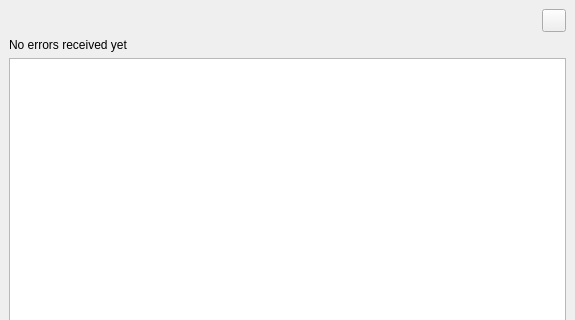
Above: src/quality_result_gui/ui/quality_errors_dock.ui from nlsfi/quality-result-gui before the change; both pictures show x 0 to 575 and y 0 to 320 of the 575 by 743 pixel window. Below: the same form after it.
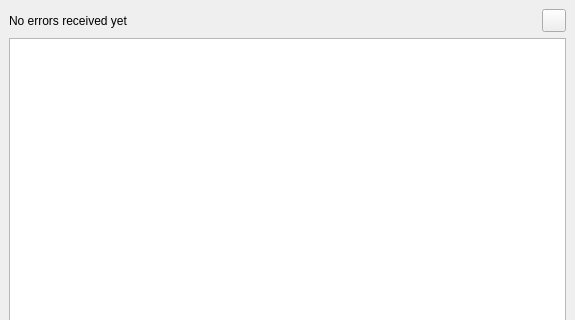
That is the form after the change. Custom widgets are drawn as their Qt base class.

Commit message: chore: tweak quality error dock info text spacing

```diff
--- a/src/quality_result_gui/ui/quality_errors_dock.ui
+++ b/src/quality_result_gui/ui/quality_errors_dock.ui
@@ -17,6 +17,13 @@
    <layout class="QVBoxLayout" name="verticalLayout">
     <item>
      <layout class="QHBoxLayout" name="tree_filters_layout">
+      <item>
+       <widget class="QLabel" name="info_label">
+        <property name="text">
+         <string>No errors received yet</string>
+        </property>
+       </widget>
+      </item>
       <item>
        <spacer name="horizontalSpacer">
         <property name="orientation">
@@ -45,13 +52,6 @@
       </item>
      </layout>
     </item>
-    <item>
-     <widget class="QLabel" name="info_label">
-      <property name="text">
-       <string>No errors received yet</string>
-      </property>
-     </widget>
-    </item>
     <item>
      <layout class="QVBoxLayout" name="error_tree_layout">
       <item>
```
